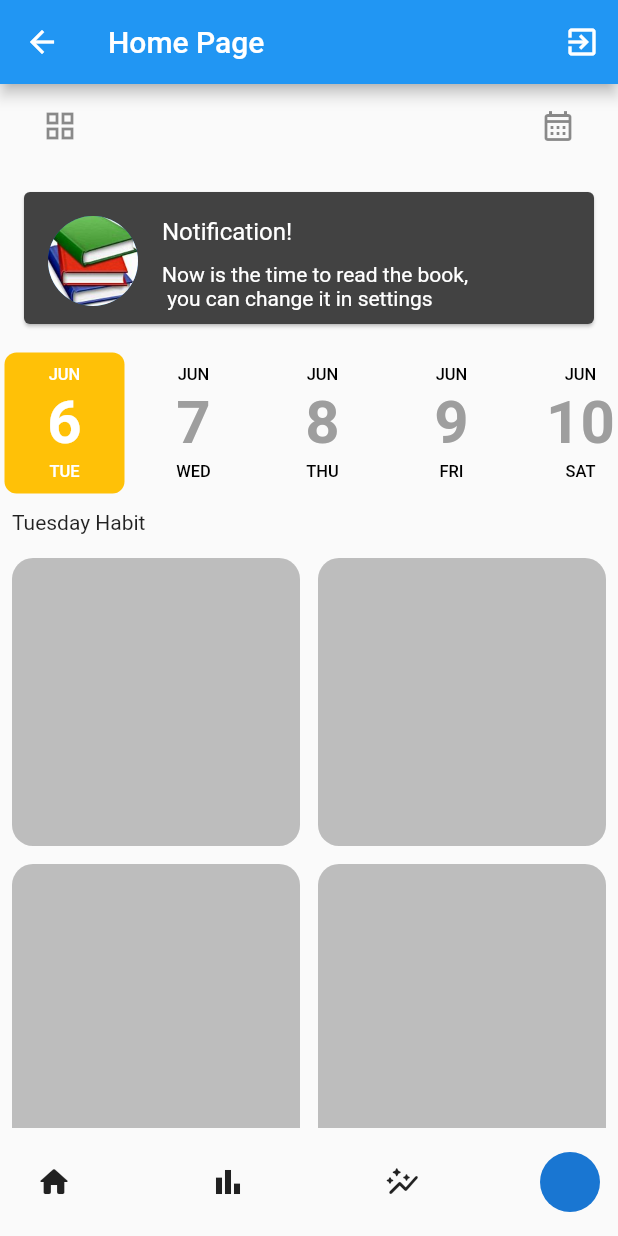
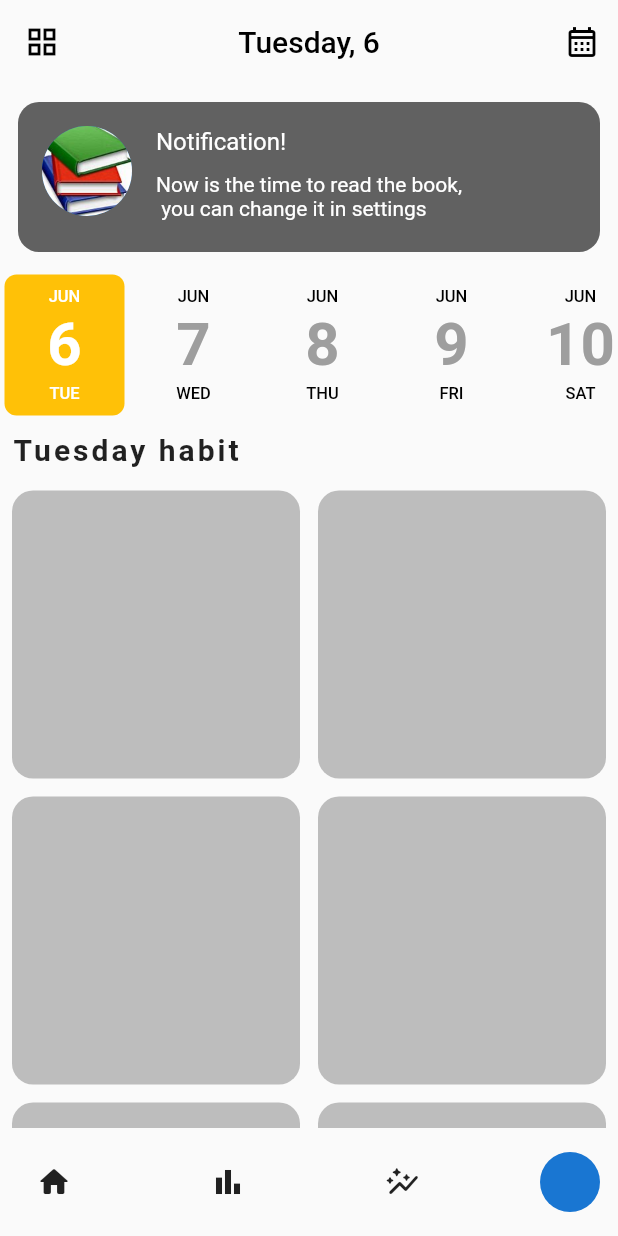
Before and after one commit to CHRIS-1023/habbit-tracker, a Flutter app: the HomePage screen opened directly, on a phone screen of 412 x 824 dp. Run offline on Flutter 3.47's test engine with Material 2 defaults, Android fonts, the phone set to English and light mode, and no system bars; drawn by our look-alikes of date_picker_timeline; our stand-ins replace cloud_firestore, firebase_auth, firebase_core, shared_preferences; accounts and stored records are empty.

Commit message:
habit tracker

```diff
--- a/lib/home_page.dart
+++ b/lib/home_page.dart
@@ -4,9 +4,10 @@ import 'package:habbit_tracker/auth.dart';
 import 'package:habbit_tracker/const_widgets.dart';
 import 'package:habbit_tracker/getstarted.dart';
 import 'package:habbit_tracker/login.dart';
+import 'package:intl/intl.dart';
 
 class HomePage extends StatefulWidget {
-  const HomePage({super.key});
+  const HomePage({Key? key}) : super(key: key);
 
   @override
   State<HomePage> createState() => _HomePageState();
@@ -14,24 +15,36 @@ class HomePage extends StatefulWidget {
 
 class _HomePageState extends State<HomePage> {
   AuthService authService = AuthService();
+
   @override
   Widget build(BuildContext context) {
+    var scaffoldKey = GlobalKey<ScaffoldState>();
+    var currentDate = DateTime.now();
+    var formattedDate = DateFormat('EEEE, d').format(currentDate);
+    var formattedDate2 = DateFormat('EEEE').format(currentDate);
+
     return Scaffold(
-        appBar: AppBar(
-          title: const Text('Home Page'),
-          actions: [
-            Row(
-              children: [
-                IconButton(
-                    onPressed: () async {
+      key: scaffoldKey,
+      drawer: Drawer(
+        child: ListView(
+          padding: const EdgeInsets.symmetric(vertical: 50),
+          children: <Widget>[
+            ListTile(
+              onTap: () {
+                nextScreenReplace(context, const GetStarted());
+              },
+              leading: const Icon(Icons.grid_view_sharp),
+              title: const Text('Select habit'),
+            ),
+            ListTile(
+              onTap: () async {
                 showDialog(
                   barrierDismissible: false,
                   context: context,
                   builder: (context) {
                     return AlertDialog(
                       title: const Text("Logout"),
-                              content: const Text(
-                                  "Are you sure you want to logout?"),
+                      content: const Text("Are you sure you want to logout?"),
                       actions: [
                         IconButton(
                           onPressed: () {
@@ -47,9 +60,10 @@ class _HomePageState extends State<HomePage> {
                             await authService.signOut();
                             Navigator.of(context).pushAndRemoveUntil(
                               MaterialPageRoute(
-                                            builder: (context) =>
-                                                const LogIn()),
-                                        (route) => false);
+                                builder: (context) => const LogIn(),
+                              ),
+                              (route) => false,
+                            );
                           },
                           icon: const Icon(
                             Icons.done,
@@ -58,11 +72,41 @@ class _HomePageState extends State<HomePage> {
                         ),
                       ],
                     );
-                          });
                   },
-                    icon: const Icon(Icons.exit_to_app))
+                );
+              },
+              contentPadding:
+                  const EdgeInsets.symmetric(horizontal: 20, vertical: 5),
+              leading: const Icon(Icons.exit_to_app),
+              title: const Text(
+                "Logout",
+                style: TextStyle(color: Colors.black),
+              ),
+            ),
           ],
-            )
+        ),
+      ),
+      appBar: AppBar(
+        elevation: 0,
+        backgroundColor: Colors.grey[50],
+        title: Text(
+          formattedDate,
+          style: const TextStyle(color: Colors.black),
+        ),
+        centerTitle: true,
+        leading: IconButton(
+          color: Colors.black,
+          onPressed: () {
+            scaffoldKey.currentState?.openDrawer();
+          },
+          icon: const Icon(Icons.grid_view),
+        ),
+        actions: [
+          IconButton(
+            color: Colors.black,
+            onPressed: () {},
+            icon: const Icon(Icons.calendar_month_outlined),
+          ),
         ],
       ),
       body: SingleChildScrollView(
@@ -70,20 +114,13 @@ class _HomePageState extends State<HomePage> {
           child: Column(
             crossAxisAlignment: CrossAxisAlignment.start,
             children: [
-                ListTile(
-                  leading: IconButton(
-                      onPressed: () {
-                        nextScreenReplace(context, const GetStarted());
-                      },
-                      icon: const Icon(Icons.grid_view)),
-                  trailing: IconButton(
-                      onPressed: () {},
-                      icon: const Icon(Icons.calendar_month_outlined)),
-                ),
               Padding(
                 padding: const EdgeInsets.all(12.0),
-                    child: Card(
-                      color: Colors.grey[800],
+                child: Container(
+                  height: 100,
+                  decoration: BoxDecoration(
+                      color: Colors.grey[700],
+                      borderRadius: BorderRadius.circular(14)),
                   child: const ListTile(
                     visualDensity: VisualDensity(vertical: 4),
                     leading: CircleAvatar(
@@ -99,12 +136,8 @@ class _HomePageState extends State<HomePage> {
                       style: TextStyle(color: Colors.white),
                     ),
                   ),
-                    )),
-                // Container(
-                //   padding: const EdgeInsets.all(8),
-                //   height: 100,
-                //   child: const DatesGrid(),
-                // ),
+                ),
+              ),
               DatePicker(
                 DateTime.now(),
                 height: 100,
@@ -115,36 +148,45 @@ class _HomePageState extends State<HomePage> {
                 dateTextStyle: const TextStyle(
                   fontSize: 40,
                   fontWeight: FontWeight.bold,
-                      color: Colors.grey),
+                  color: Colors.grey,
                 ),
-                const Padding(
-                  padding: EdgeInsets.all(8.0),
-                  child: Text('Tuesday Habit'),
+              ),
+              Padding(
+                padding: const EdgeInsets.all(8.0),
+                child: Text(
+                  '$formattedDate2 habit',
+                  style: const TextStyle(
+                      fontWeight: FontWeight.bold,
+                      fontSize: 20,
+                      letterSpacing: 2),
+                ),
               ),
               Padding(
                 padding: const EdgeInsets.all(8.0),
                 child: GridView.builder(
                   physics: const NeverScrollableScrollPhysics(),
                   shrinkWrap: true,
-                    gridDelegate:
-                        const SliverGridDelegateWithFixedCrossAxisCount(
+                  gridDelegate: const SliverGridDelegateWithFixedCrossAxisCount(
                     crossAxisCount: 2,
                     crossAxisSpacing: 12,
-                            mainAxisSpacing: 12),
+                    mainAxisSpacing: 12,
+                  ),
                   itemCount: 6,
                   itemBuilder: (context, index) {
                     return Container(
                       decoration: BoxDecoration(
                         borderRadius: BorderRadius.circular(14),
                         color: Colors.grey[400],
-                      ));
+                      ),
+                    );
                   },
                 ),
-                )
+              ),
             ],
           ),
         ),
       ),
-        bottomNavigationBar: const CustomBottomNavigationBar());
+      bottomNavigationBar: const CustomBottomNavigationBar(),
+    );
   }
 }
--- a/pubspec.yaml
+++ b/pubspec.yaml
@@ -42,6 +42,7 @@ dependencies:
   hive: ^2.2.3
   hive_flutter: ^1.1.0
   date_picker_timeline: ^1.2.3
+  intl: ^0.17.0
 
 dev_dependencies:
   flutter_test:
```
Also changed, not shown: pubspec.lock. Lines whose indentation alone changed are shown as unchanged.
